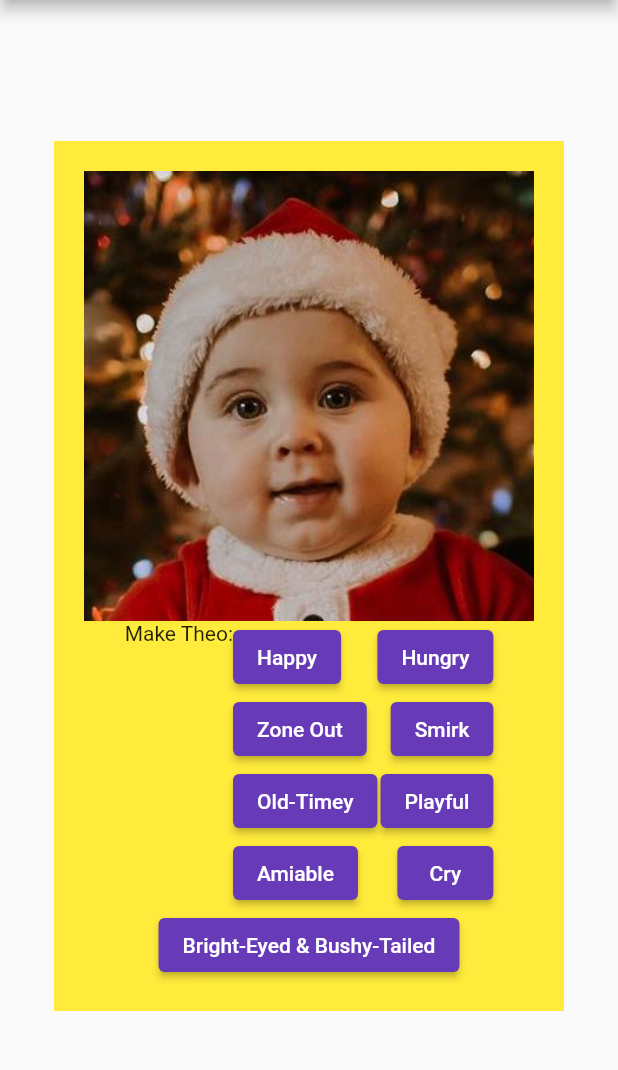
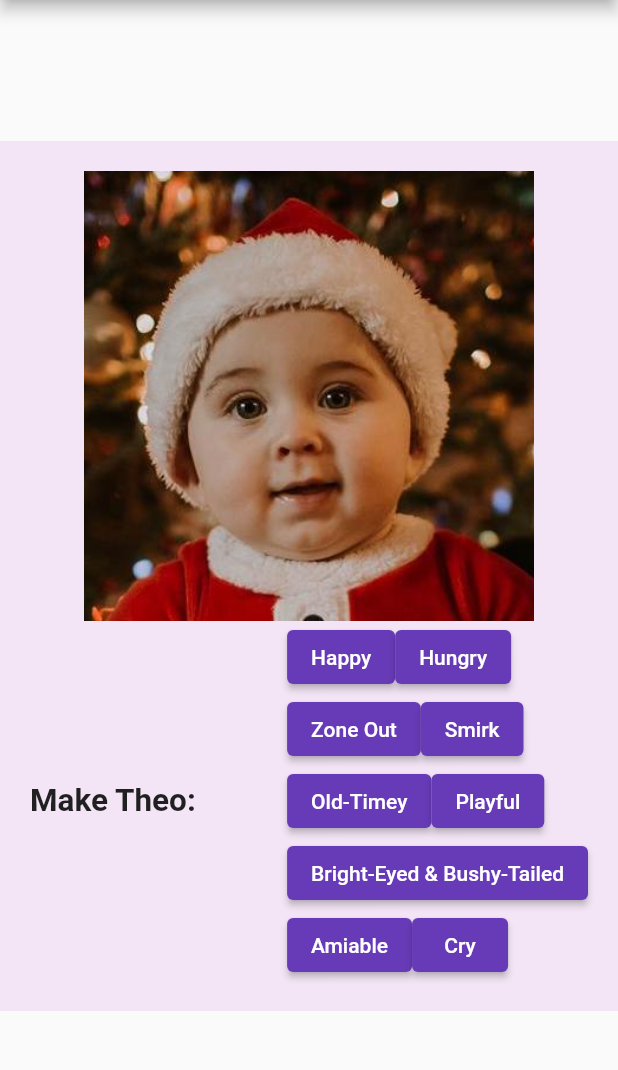
Before and after one commit to Nightlights524/theo_simulator_flutter, a Flutter app: the screen it shows after launch, on a phone screen of 412 x 824 dp, the part 84-1154 px from its top. Run offline on Flutter 3.47's test engine with Material 2 defaults, Android fonts, the phone set to English and light mode, and no system bars.

Commit message:
Temporary layout

```diff
--- a/lib/main.dart
+++ b/lib/main.dart
@@ -1,8 +1,8 @@
 import 'package:flutter/material.dart';
 
-void main() => runApp(MyApp());
+void main() => runApp(TheoSimulator());
 
-class MyApp extends StatelessWidget {
+class TheoSimulator extends StatelessWidget {
   @override
   Widget build(BuildContext context) {
     return MaterialApp(
@@ -25,18 +25,23 @@ class MyHomePage extends StatefulWidget {
 }
 
 class _MyHomePageState extends State<MyHomePage> {
-  // String _imagePath = "assets/images/TheoCry.jpg";
-  AssetImage _image = AssetImage("assets/images/TheoBase.jpg");
+  String _imagePath = "assets/images/TheoBase.jpg";
 
   void _setImage(String imageName) {
     setState(() {
-      _image = AssetImage("assets/images/$imageName");
+      _imagePath = "assets/images/$imageName";
     });
   }
 
   Widget _buildButton(String buttonText, String imageName) {
+    // return Expanded(
+    //   child: ElevatedButton(
+    //     onPressed: () => _setImage(imageName),
+    //     child: Text(buttonText),
+    //   ),
+    // );
+
     return ElevatedButton(
-      // style: style,
       onPressed: () => _setImage(imageName),
       child: Text(buttonText),
     );
@@ -51,68 +56,87 @@ class _MyHomePageState extends State<MyHomePage> {
       body: Center(
         child: Container(
           padding: EdgeInsets.all(20),
-          width: 340,
-          color: Colors.yellow,
+          // width: 340,
+          color: Colors.purple.shade50,
           child: SingleChildScrollView(
             child: Column(
               mainAxisAlignment: MainAxisAlignment.center,
               crossAxisAlignment: CrossAxisAlignment.center,
               children: <Widget>[
-                Image(
+                Image.asset(
+                  _imagePath,
                   fit: BoxFit.cover,
-                  image: _image,
                   width: 300,
                   height: 300,
+                  gaplessPlayback: true,
                 ),
-                IntrinsicHeight(
-                  child: Container(
+                // IntrinsicHeight(
+                // child: Container(
+                Container(
+                  constraints: BoxConstraints(
+                      // maxWidth: 300,
+                      // minWidth: 300,
+                      // minHeight: 400,
+                      // maxHeight: 200,
+                      ),
+                  // width: 300,
                   child: Row(
-                      mainAxisAlignment: MainAxisAlignment.center,
+                    mainAxisAlignment: MainAxisAlignment.spaceBetween,
                     children: [
                       Column(
                         mainAxisAlignment: MainAxisAlignment.start,
                         children: [
                           Text(
                             "Make Theo:",
+                            style: TextStyle(
+                                fontSize: 21, fontWeight: FontWeight.bold),
                           ),
                         ],
                       ),
                       Column(
                         crossAxisAlignment: CrossAxisAlignment.start,
                         children: [
+                          Row(
+                            children: [
                               _buildButton("Happy", "TheoHappy.jpg"),
-                            _buildButton("Zone Out", "TheoZoneOut.jpg"),
-                            _buildButton("Old-Timey", "TheoOldTimey.jpg"),
-                            _buildButton("Amiable", "TheoBase.jpg"),
+                              _buildButton("Hungry", "TheoHungry.jpg"),
+                              // Expanded(child: _buildButton("Happy", "TheoHappy.jpg")),
+                              // Expanded(child: _buildButton("Hungry", "TheoHungry.jpg")),
                             ],
                           ),
-                        Column(
-                          crossAxisAlignment: CrossAxisAlignment.end,
+                          Row(
                             children: [
-                            _buildButton("Hungry", "TheoHungry.jpg"),
+                              _buildButton("Zone Out", "TheoZoneOut.jpg"),
                               _buildButton("Smirk", "TheoSmirk.jpg"),
+                            ],
+                          ),
+                          Row(
+                            children: [
+                              _buildButton("Old-Timey", "TheoOldTimey.jpg"),
                               _buildButton("Playful", "TheoPlayful.jpg"),
+                            ],
+                          ),
+                          Row(
+                            children: [
+                              _buildButton("Bright-Eyed & Bushy-Tailed",
+                                  "TheoBrightEyedBushyTailed.jpg"),
+                            ],
+                          ),
+                          Row(
+                            children: [
+                              _buildButton("Amiable", "TheoBase.jpg"),
                               _buildButton("Cry", "TheoCry.jpg"),
                             ],
                           ),
                         ],
                       ),
-                  ),
-                ),
-                // Text(
-                //   '$_counter',
-                //   style: Theme.of(context).textTheme.headline4,
-                // ),
-                _buildButton("Bright-Eyed & Bushy-Tailed",
-                    "TheoBrightEyedBushyTailed.jpg"),
                     ],
                   ),
                 ),
-          // floatingActionButton: FloatingActionButton(
-          //   onPressed: () => setImage("TheoOldTimey"),
-          //   tooltip: 'Increment',
-          //   child: Icon(Icons.add),
-          // ), // This trailing comma makes auto-formatting nicer for build methods.
+                // ),
+              ],
+            ),
+          ),
         ),
       ),
     );
```
Also changed, not shown: 1 other file. Lines whose indentation alone changed are shown as unchanged.
